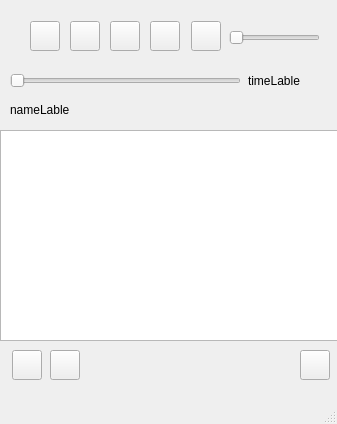
OstrovskyAndriy/audio_player, file mainwindow.ui: the form before one commit.
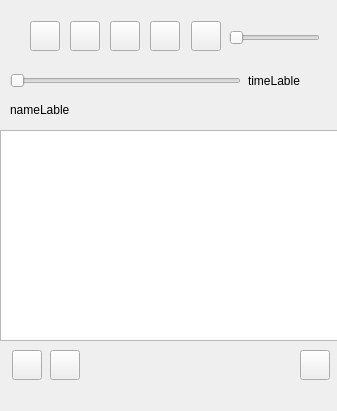
The form after the commit. Icons and pictures are not drawn.

What changed in the file:
```diff
--- a/mainwindow.ui
+++ b/mainwindow.ui
@@ -7,7 +7,7 @@
     <x>0</x>
     <y>0</y>
     <width>337</width>
-    <height>424</height>
+    <height>411</height>
    </rect>
   </property>
   <property name="windowTitle">
@@ -280,7 +280,6 @@
     </rect>
    </property>
   </widget>
-  <widget class="QStatusBar" name="statusbar"/>
  </widget>
  <resources>
   <include location="images.qrc"/>
```
